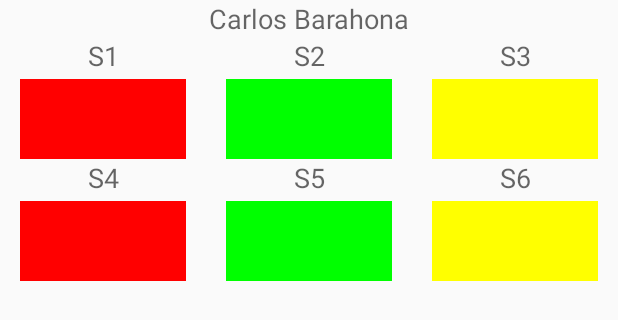
After one commit to Ariel-Torres/CAM, an Android app: the layout control_sucursal.xml on its own in the app's theme, with its tools: preview values and no code run, on a phone screen of 412 x 824 dp. The commit adds this screen. Shown: the top 320 px of the screen. Run offline under Robolectric (Android 15) with nearby library versions, the phone set to English and light mode, and no system bars.

Commit message:
Control Sucursales
Se aniadio control de sucursales para agregarse a la vista

```diff
--- /dev/null
+++ b/app/src/main/java/com/innvestiga/prueba/UI/ControlSucursal.java
@@ -0,0 +1,65 @@
+package com.innvestiga.prueba.UI;
+
+import android.content.Context;
+import android.content.res.TypedArray;
+import android.util.AttributeSet;
+import android.view.LayoutInflater;
+import android.view.View;
+import android.widget.Button;
+import android.widget.GridLayout;
+import android.widget.TextView;
+
+import com.innvestiga.prueba.R;
+
+/**
+ * Created by Ariel on 26/07/2016.
+ */
+public class ControlSucursal extends GridLayout {
+    TextView txttitulo;
+    GridLayout gridSucursal;
+    private OnSucursalListener listener;
+    public ControlSucursal(Context context, AttributeSet attrs) {
+        super(context, attrs);
+        inicializar();
+
+        // Procesamos los atributos XML personalizados
+        TypedArray a =
+                getContext().obtainStyledAttributes(attrs,
+                        R.styleable.ControlSucursal);
+
+        String textoBoton = a.getString(
+                R.styleable.ControlSucursal_sucursal_text);
+
+        //btnLogin.setText(textoBoton);
+
+        a.recycle();
+    }
+    private void inicializar()
+    {
+        //Utilizamos el layout 'control_login' como interfaz del control
+        String infService = Context.LAYOUT_INFLATER_SERVICE;
+        LayoutInflater li =
+                (LayoutInflater)getContext().getSystemService(infService);
+        li.inflate(R.layout.control_sucursal, this, true);
+
+        //Obtenemoslas referencias a los distintos control
+        txttitulo = (TextView) findViewById(R.id.txttitulo);
+        gridSucursal = (GridLayout)findViewById(R.id.gridSucursal);
+        //Asociamos los eventos necesarios
+        asignarEventos();
+    }
+    public void setOnLoginListener(OnSucursalListener l)
+    {
+        listener = l;
+    }
+    private void asignarEventos()
+    {
+        gridSucursal.setOnClickListener(new OnClickListener() {
+            @Override
+            public void onClick(View v) {
+                listener.onClic();
+            }
+        });
+
+    }
+}
--- /dev/null
+++ b/app/src/main/java/com/innvestiga/prueba/UI/OnSucursalListener.java
@@ -0,0 +1,8 @@
+package com.innvestiga.prueba.UI;
+
+/**
+ * Created by Ariel on 26/07/2016.
+ */
+public interface OnSucursalListener  {
+    void onClic();
+}
--- /dev/null
+++ b/app/src/main/res/layout/control_sucursal.xml
@@ -0,0 +1,156 @@
+<?xml version="1.0" encoding="utf-8"?>
+<GridLayout xmlns:android="http://schemas.android.com/apk/res/android"
+    android:layout_width="match_parent"
+    android:layout_height="match_parent"
+    android:id="@+id/gridSucursal"
+    android:rowCount="6"
+    android:columnCount="6">
+    <TextView
+        android:layout_columnSpan="6"
+        android:gravity="center"
+        android:layout_width="match_parent"
+        android:layout_height="wrap_content"
+        android:textAppearance="?android:attr/textAppearanceMedium"
+        android:text="Carlos Barahona"
+        android:id="@+id/txttitulo" />
+    <TextView
+        android:gravity="center"
+        android:layout_columnWeight="1"
+        android:layout_columnSpan="2"
+        android:layout_width="wrap_content"
+        android:layout_height="wrap_content"
+        android:textAppearance="?android:attr/textAppearanceMedium"
+        android:text="S1"
+        android:id="@+id/txts1" />
+    <TextView
+        android:gravity="center"
+        android:layout_columnWeight="1"
+        android:layout_columnSpan="2"
+        android:layout_width="wrap_content"
+        android:layout_height="wrap_content"
+        android:textAppearance="?android:attr/textAppearanceMedium"
+        android:text="S2"
+        android:id="@+id/txts2" />
+    <TextView
+        android:gravity="center"
+        android:layout_columnWeight="1"
+        android:layout_columnSpan="2"
+        android:layout_width="wrap_content"
+        android:layout_height="wrap_content"
+        android:textAppearance="?android:attr/textAppearanceMedium"
+        android:text="S3"
+        android:id="@+id/txts3" />
+    <TextView
+        android:layout_marginTop="@dimen/window"
+        android:layout_marginLeft="20px"
+        android:layout_marginRight="20px"
+        android:layout_columnSpan="2"
+        android:layout_width="wrap_content"
+        android:layout_height="80px"
+        android:text=""
+        android:gravity="center"
+        android:id="@+id/s1"
+        android:layout_gravity="fill"
+        android:layout_columnWeight="1"
+        android:background="@color/Rojo"
+        />
+    <TextView
+        android:layout_marginTop="@dimen/window"
+        android:layout_marginLeft="20px"
+        android:layout_marginRight="20px"
+        android:layout_columnSpan="2"
+        android:layout_width="wrap_content"
+        android:text=""
+        android:gravity="center"
+        android:id="@+id/s2"
+        android:layout_gravity="fill"
+        android:layout_height="80px"
+        android:layout_columnWeight="1"
+        android:background="@color/Verde"
+        />
+    <TextView
+        android:layout_marginTop="@dimen/window"
+        android:layout_marginLeft="20px"
+        android:layout_marginRight="20px"
+        android:layout_columnSpan="2"
+        android:layout_width="wrap_content"
+        android:layout_height="80px"
+        android:text=""
+        android:gravity="center"
+        android:id="@+id/s3"
+        android:layout_gravity="fill"
+        android:layout_columnWeight="1"
+        android:background="@color/Amarillo"
+        />
+    <TextView
+        android:gravity="center"
+        android:layout_columnWeight="1"
+        android:layout_columnSpan="2"
+        android:layout_width="wrap_content"
+        android:layout_height="wrap_content"
+        android:textAppearance="?android:attr/textAppearanceMedium"
+        android:text="S4"
+        android:id="@+id/txts4" />
+    <TextView
+        android:gravity="center"
+        android:layout_columnWeight="1"
+        android:layout_columnSpan="2"
+        android:layout_width="wrap_content"
+        android:layout_height="wrap_content"
+        android:textAppearance="?android:attr/textAppearanceMedium"
+        android:text="S5"
+        android:id="@+id/txts5" />
+    <TextView
+        android:gravity="center"
+        android:layout_columnWeight="1"
+        android:layout_columnSpan="2"
+        android:layout_width="wrap_content"
+        android:layout_height="wrap_content"
+        android:textAppearance="?android:attr/textAppearanceMedium"
+        android:text="S6"
+        android:id="@+id/txts6" />
+    <TextView
+        android:layout_marginTop="@dimen/window"
+        android:layout_marginLeft="20px"
+        android:layout_marginRight="20px"
+        android:layout_columnSpan="2"
+        android:layout_width="wrap_content"
+        android:layout_height="80px"
+        android:text=""
+        android:gravity="center"
+        android:id="@+id/s4"
+        android:layout_gravity="fill"
+        android:layout_columnWeight="1"
+        android:background="@color/Rojo"
+        />
+    <TextView
+        android:layout_marginTop="@dimen/window"
+        android:layout_marginLeft="20px"
+        android:layout_marginRight="20px"
+        android:layout_columnSpan="2"
+        android:layout_width="wrap_content"
+        android:layout_height="80px"
+        android:text=""
+        android:gravity="center"
+        android:id="@+id/s5"
+        android:layout_gravity="fill"
+        android:layout_columnWeight="1"
+        android:background="@color/Verde"
+        />
+    <TextView
+        android:layout_marginTop="@dimen/window"
+        android:layout_marginLeft="20px"
+        android:layout_marginRight="20px"
+        android:layout_columnSpan="2"
+        android:layout_width="wrap_content"
+        android:layout_height="80px"
+        android:text=""
+        android:gravity="center"
+        android:id="@+id/s6"
+        android:layout_gravity="fill"
+        android:layout_columnWeight="1"
+        android:background="@color/Amarillo"
+        />
+
+
+</GridLayout>
--- a/app/src/main/res/values/attrs.xml
+++ b/app/src/main/res/values/attrs.xml
@@ -3,4 +3,7 @@
     <declare-styleable name="ControlLogin">
         <attr name="login_text" format="string"/>
     </declare-styleable>
+    <declare-styleable name="ControlSucursal">
+        <attr name="sucursal_text" format="string"/>
+    </declare-styleable>
 </resources>
```
Also changed, not shown: 1 other file.
